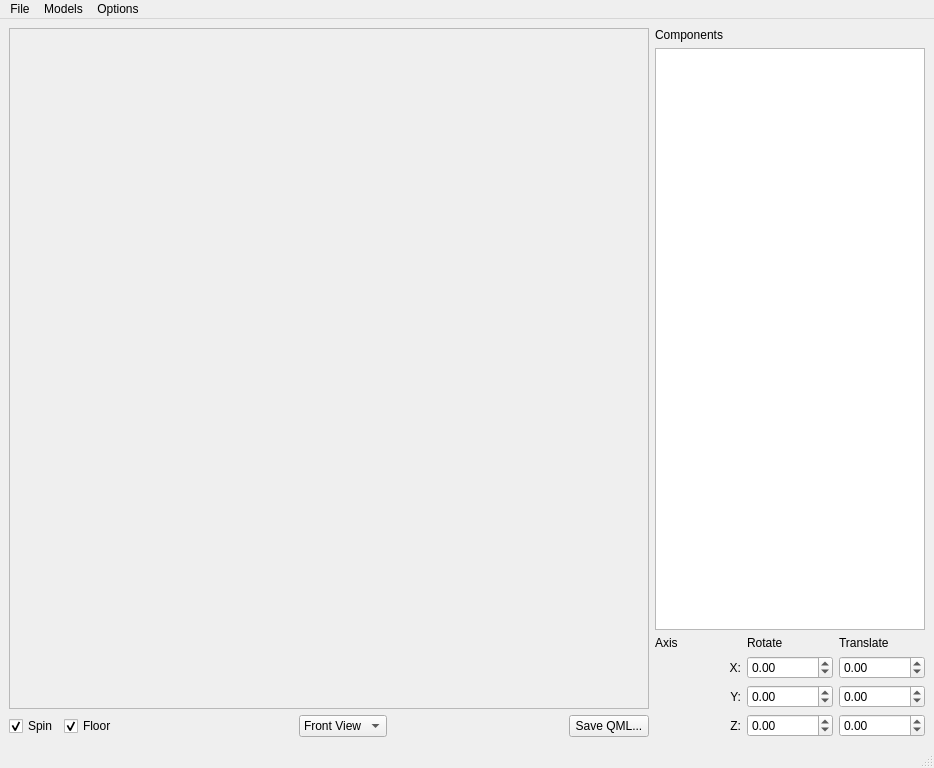
Above: demos/modelviewer/controls.ui from chgans/qextmouse3d before the change. Below: the same form after it.
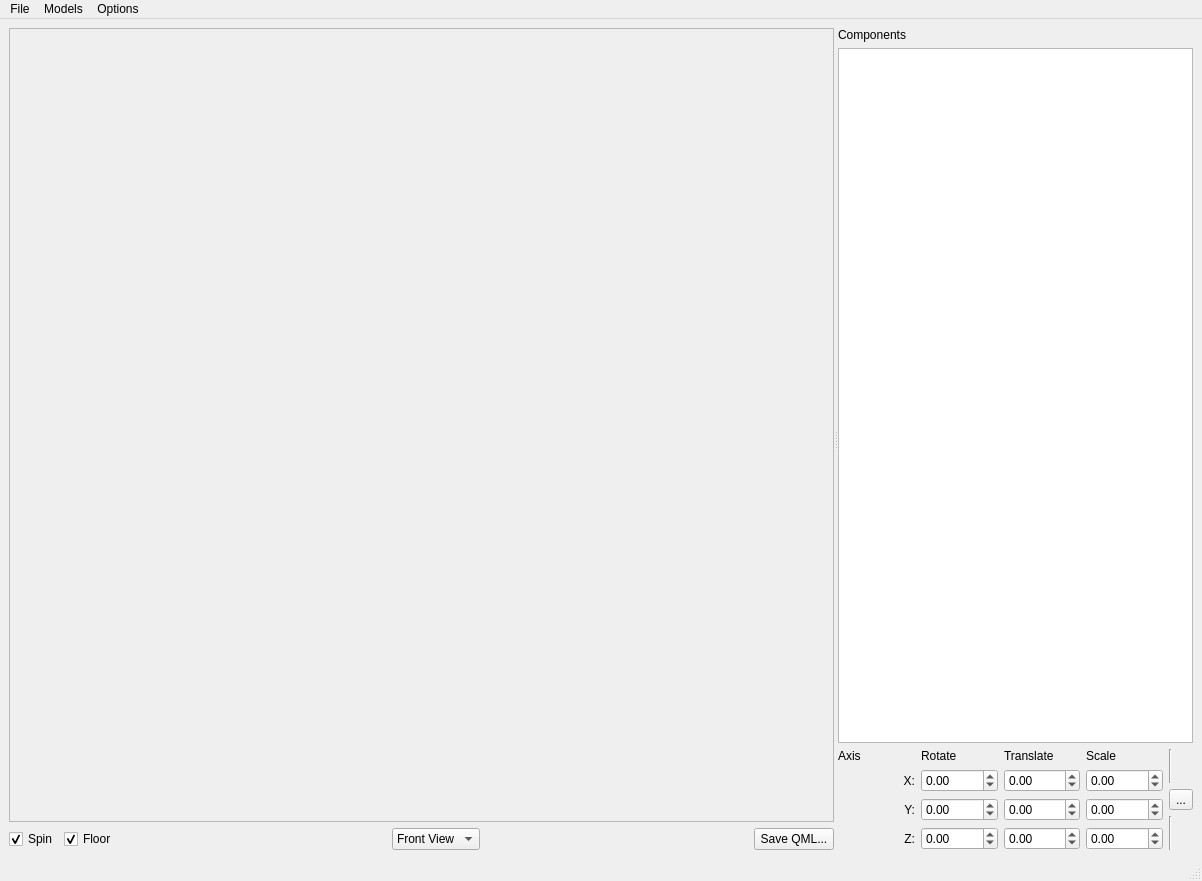
That is the form after the change. Icons and pictures are not drawn.

Commit message:
Implement scale and some other stuff.
Add a thing to load the last file that was worked on, unless the
command-line options is used.

Implement scaling of the model, with a "link" button so that all
three scale values can be changed at the same time.

Patch:
```diff
--- a/demos/modelviewer/controls.ui
+++ b/demos/modelviewer/controls.ui
@@ -6,16 +6,21 @@
    <rect>
     <x>0</x>
     <y>0</y>
-    <width>934</width>
-    <height>768</height>
+    <width>1202</width>
+    <height>881</height>
    </rect>
   </property>
   <property name="windowTitle">
    <string>Model Viewer</string>
   </property>
   <widget class="QWidget" name="centralwidget">
-   <layout class="QHBoxLayout" name="horizontalLayout_2">
+   <layout class="QVBoxLayout" name="verticalLayout_4">
     <item>
+     <widget class="QSplitter" name="splitter">
+      <property name="orientation">
+       <enum>Qt::Horizontal</enum>
+      </property>
+      <widget class="QWidget" name="layoutWidget">
      <layout class="QVBoxLayout" name="verticalLayout_2">
       <item>
        <widget class="QFrame" name="frame">
@@ -132,9 +137,9 @@
        </layout>
       </item>
      </layout>
-    </item>
-    <item>
-     <layout class="QVBoxLayout" name="verticalLayout">
+      </widget>
+      <widget class="QWidget" name="layoutWidget">
+       <layout class="QVBoxLayout" name="verticalLayout_3">
       <item>
        <widget class="QLabel" name="label">
         <property name="text">
@@ -146,6 +151,8 @@
        <widget class="QTreeView" name="treeView"/>
       </item>
       <item>
+         <layout class="QHBoxLayout" name="horizontalLayout_2">
+          <item>
        <layout class="QGridLayout" name="gridLayout">
         <item row="0" column="0">
          <widget class="QLabel" name="label_5">
@@ -168,6 +175,13 @@
           </property>
          </widget>
         </item>
+            <item row="0" column="3">
+             <widget class="QLabel" name="label_8">
+              <property name="text">
+               <string>Scale</string>
+              </property>
+             </widget>
+            </item>
         <item row="1" column="0">
          <widget class="QLabel" name="label_2">
           <property name="text">
@@ -201,6 +215,20 @@
           </property>
          </widget>
         </item>
+            <item row="1" column="3">
+             <widget class="QDoubleSpinBox" name="xScaleSpin">
+              <property name="toolTip">
+               <string>Positive values scale up along X
+negative values scale down along X</string>
+              </property>
+              <property name="minimum">
+               <double>-100.000000000000000</double>
+              </property>
+              <property name="maximum">
+               <double>100.000000000000000</double>
+              </property>
+             </widget>
+            </item>
         <item row="2" column="0">
          <widget class="QLabel" name="label_3">
           <property name="text">
@@ -234,6 +262,20 @@
           </property>
          </widget>
         </item>
+            <item row="2" column="3">
+             <widget class="QDoubleSpinBox" name="yScaleSpin">
+              <property name="toolTip">
+               <string>Positive values scale up along Y
+negative values scale down along Y</string>
+              </property>
+              <property name="minimum">
+               <double>-100.000000000000000</double>
+              </property>
+              <property name="maximum">
+               <double>100.000000000000000</double>
+              </property>
+             </widget>
+            </item>
         <item row="3" column="0">
          <widget class="QLabel" name="label_4">
           <property name="text">
@@ -267,9 +309,69 @@
           </property>
          </widget>
         </item>
-       </layout>
-      </item>
-     </layout>
+            <item row="3" column="3">
+             <widget class="QDoubleSpinBox" name="zScaleSpin">
+              <property name="toolTip">
+               <string>Positive values scale up along Z
+negative values scale down along Z</string>
+              </property>
+              <property name="minimum">
+               <double>-100.000000000000000</double>
+              </property>
+              <property name="maximum">
+               <double>100.000000000000000</double>
+              </property>
+             </widget>
+            </item>
+           </layout>
+          </item>
+          <item>
+           <layout class="QVBoxLayout" name="verticalLayout">
+            <property name="leftMargin">
+             <number>0</number>
+            </property>
+            <item>
+             <widget class="Line" name="line">
+              <property name="orientation">
+               <enum>Qt::Vertical</enum>
+              </property>
+             </widget>
+            </item>
+            <item>
+             <widget class="QToolButton" name="lockButton">
+              <property name="toolTip">
+               <string>Click to unlink X, Y &amp; Z
+scale values</string>
+              </property>
+              <property name="text">
+               <string>...</string>
+              </property>
+              <property name="icon">
+               <iconset resource="modelviewer.qrc">
+                <normaloff>:/images/linked-32x32.png</normaloff>:/images/linked-32x32.png</iconset>
+              </property>
+              <property name="iconSize">
+               <size>
+                <width>32</width>
+                <height>32</height>
+               </size>
+              </property>
+             </widget>
+            </item>
+            <item>
+             <widget class="Line" name="line_2">
+              <property name="orientation">
+               <enum>Qt::Vertical</enum>
+              </property>
+             </widget>
+            </item>
+           </layout>
+          </item>
+         </layout>
+        </item>
+       </layout>
+      </widget>
+     </widget>
     </item>
    </layout>
   </widget>
@@ -278,7 +380,7 @@
     <rect>
      <x>0</x>
      <y>0</y>
-     <width>934</width>
+     <width>1202</width>
      <height>25</height>
     </rect>
    </property>
```
Left out of the diff: 6 changed lines with no effect on the pictures. Lines whose indentation alone changed are shown as unchanged. The commit also changes 13 other files.
